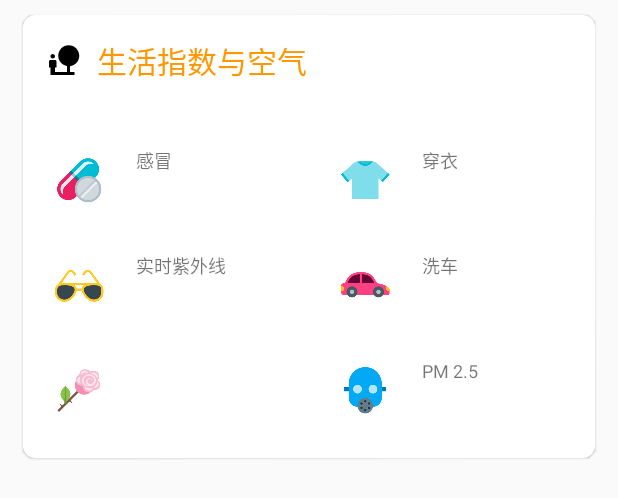
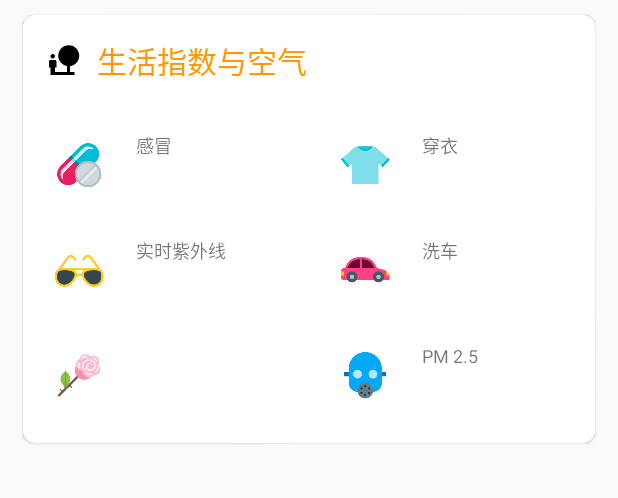
Before and after one commit to bluebonnet27/SunRain, an Android app: the layout item_daily_lifeindex.xml on its own in the app's theme, with its tools: preview values and no code run, on a phone screen of 412 x 824 dp. Shown: the top 498 px of the screen. Run offline under Robolectric (Android 15) with nearby library versions, the phone set to English and light mode, and no system bars.

Commit message:
1.1.1.23 按照MD设计修改部分元素

```diff
--- a/app/src/main/java/com/ti/sunrain/SunRainApplication.kt
+++ b/app/src/main/java/com/ti/sunrain/SunRainApplication.kt
@@ -31,5 +31,6 @@ class SunRainApplication:Application() {
         super.onCreate()
         context = applicationContext
         settingsPreference = getSharedPreferences("settings",0)
+
     }
 }
--- a/app/src/main/java/com/ti/sunrain/ui/daily/DailyinforActivity.kt
+++ b/app/src/main/java/com/ti/sunrain/ui/daily/DailyinforActivity.kt
@@ -135,6 +135,9 @@ class DailyinforActivity : AppCompatActivity() {
         val aqiDesc = getAQIDesc(weather.daily.aqi.aqiList[index].avg.chn.toInt())
         val pm25Desc = weather.daily.aqi.pm25List[index].avg.toString()
 
+        //life index humidity
+        val humidity = weather.daily.humidity[index].avgHumidity
+
         ultravioletTextItem.text = ultravioletDesc
         carWashingTextItem.text = carWashingDesc
         coldRiskTextItem.text = coldRiskDesc
@@ -143,6 +146,8 @@ class DailyinforActivity : AppCompatActivity() {
         aqiTextTitleItem.text = aqiValue
         aqiTextContextItem.text = aqiDesc
         pm25TextItem.text = pm25Desc
+
+        dailyHumidity.text = "湿度：" + humidity*100 + "%"
 
         //darkmode
         if(isDarkTheme(this)){
--- a/app/src/main/res/layout/item_daily_lifeindex.xml
+++ b/app/src/main/res/layout/item_daily_lifeindex.xml
@@ -38,12 +38,19 @@
                 android:textColor="?attr/colorPrimary"
                 android:textSize="20sp"/>
 
+            <TextView
+                android:id="@+id/dailyHumidity"
+                android:layout_width="wrap_content"
+                android:layout_height="wrap_content"
+                android:layout_marginStart="10dp"
+                android:textSize="15sp"/>
+
         </LinearLayout>
 
         <LinearLayout
             android:layout_width="match_parent"
             android:layout_height="wrap_content"
-            android:layout_marginTop="20dp"
+            android:layout_marginTop="10dp"
             android:baselineAligned="false">
 
             <RelativeLayout
```
